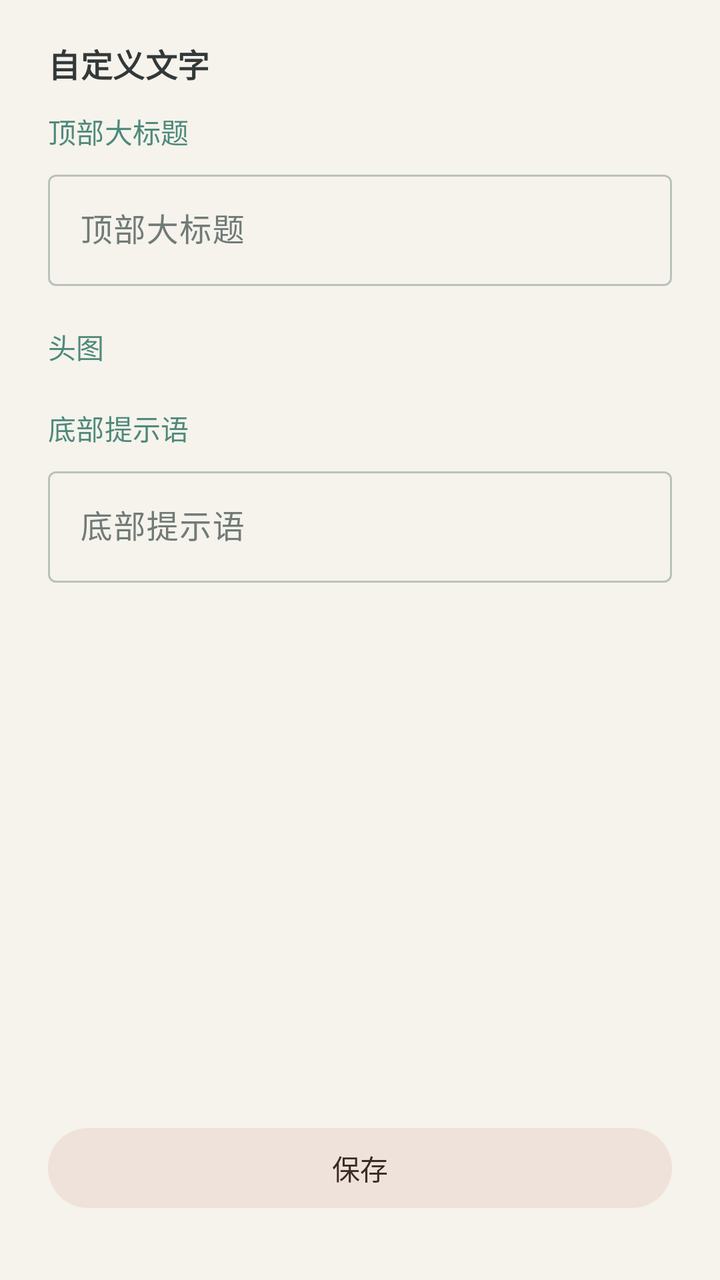
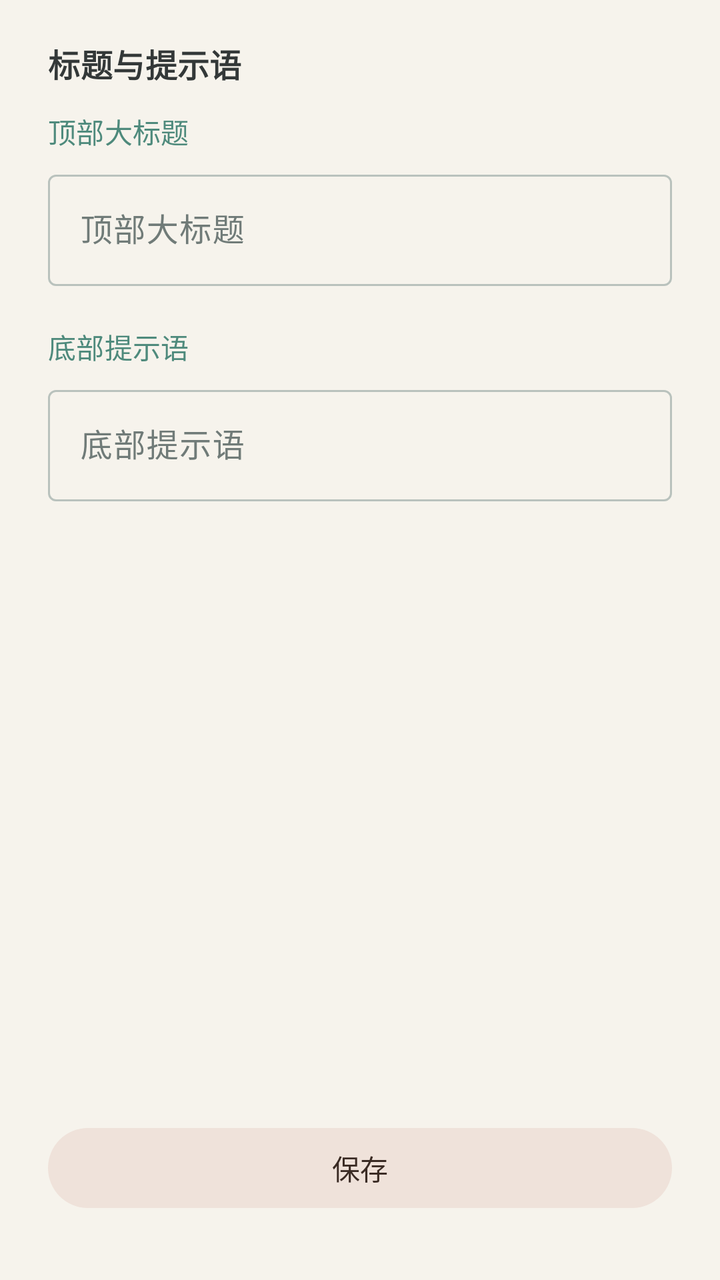

Before-and-after screenshots of an Android layout around one commit, followed by the original layout XML and the change that was made.
<!-- AndroidManifest.xml: application theme Theme.MedTracker -->
<!-- res/layout/text_settings_sheet.xml -->
<?xml version="1.0" encoding="utf-8"?>
<LinearLayout xmlns:android="http://schemas.android.com/apk/res/android"
    xmlns:app="http://schemas.android.com/apk/res-auto"
    android:layout_width="match_parent"
    android:layout_height="match_parent"
    android:orientation="vertical"
    android:paddingHorizontal="24dp"
    android:paddingTop="20dp"
    android:paddingBottom="32dp">

    <TextView
        android:layout_width="wrap_content"
        android:layout_height="wrap_content"
        android:text="@string/text_edit_title"
        android:textAppearance="?attr/textAppearanceTitleMedium"
        android:textColor="?attr/colorOnSurface"
        android:textStyle="bold" />

    <ScrollView
        android:layout_width="match_parent"
        android:layout_height="0dp"
        android:layout_marginTop="12dp"
        android:layout_weight="1"
        android:overScrollMode="never"
        android:fillViewport="true">

        <LinearLayout
            android:layout_width="match_parent"
            android:layout_height="wrap_content"
            android:orientation="vertical">

            
            <TextView
                android:layout_width="wrap_content"
                android:layout_height="wrap_content"
                android:text="@string/text_main_title_label"
                android:textAppearance="?attr/textAppearanceLabelLarge"
                android:textColor="?attr/colorPrimary" />

            <com.google.android.material.textfield.TextInputLayout
                android:layout_width="match_parent"
                android:layout_height="wrap_content"
                android:layout_marginTop="6dp"
                android:hint="@string/text_main_title_label"
                app:boxBackgroundMode="outline">

                <com.google.android.material.textfield.TextInputEditText
                    android:id="@+id/editMainTitle"
                    android:layout_width="match_parent"
                    android:layout_height="wrap_content"
                    android:inputType="text"
                    android:maxLines="1" />
            </com.google.android.material.textfield.TextInputLayout>

            
            <TextView
                android:layout_width="wrap_content"
                android:layout_height="wrap_content"
                android:layout_marginTop="20dp"
                android:text="@string/settings_header_section"
                android:textAppearance="?attr/textAppearanceLabelLarge"
                android:textColor="?attr/colorPrimary" />

            <LinearLayout
                android:id="@+id/textSlotContainer"
                android:layout_width="match_parent"
                android:layout_height="wrap_content"
                android:orientation="vertical" />

            
            <TextView
                android:layout_width="wrap_content"
                android:layout_height="wrap_content"
                android:layout_marginTop="20dp"
                android:text="@string/text_hint_label"
                android:textAppearance="?attr/textAppearanceLabelLarge"
                android:textColor="?attr/colorPrimary" />

            <com.google.android.material.textfield.TextInputLayout
                android:layout_width="match_parent"
                android:layout_height="wrap_content"
                android:layout_marginTop="6dp"
                android:hint="@string/text_hint_label"
                app:boxBackgroundMode="outline">

                <com.google.android.material.textfield.TextInputEditText
                    android:id="@+id/editHintText"
                    android:layout_width="match_parent"
                    android:layout_height="wrap_content"
                    android:inputType="text"
                    android:maxLines="1" />
            </com.google.android.material.textfield.TextInputLayout>
        </LinearLayout>
    </ScrollView>

    <com.google.android.material.button.MaterialButton
        android:id="@+id/btnSaveTexts"
        style="@style/Widget.Material3.Button.TonalButton"
        android:layout_width="match_parent"
        android:layout_height="wrap_content"
        android:layout_marginTop="12dp"
        android:text="@string/text_save"
        android:textColor="?attr/colorOnSecondaryContainer" />
</LinearLayout>
<!-- resources referenced by this layout -->
<resources>
  <string name="settings_header_section">头图</string>
  <string name="text_edit_title">自定义文字</string>
  <string name="text_hint_label">底部提示语</string>
  <string name="text_main_title_label">顶部大标题</string>
  <string name="text_save">保存</string>
  <style name="Theme.MedTracker" parent="Theme.Material3.Light.NoActionBar">
          <item name="colorPrimary">#4E8A7C</item>
          <item name="colorOnPrimary">#FFFFFF</item>
          <item name="colorPrimaryContainer">#D8EAE3</item>
          <item name="colorOnPrimaryContainer">#1E4038</item>
          <item name="colorSecondary">#A98E84</item>
          <item name="colorOnSecondary">#FFFFFF</item>
          <item name="colorSecondaryContainer">#EFE2DA</item>
          <item name="colorOnSecondaryContainer">#3A2B24</item>
          <item name="android:colorBackground">#F6F3EC</item>
          <item name="colorSurface">#FFFFFF</item>
          <item name="colorOnSurface">#333838</item>
          <item name="colorSurfaceVariant">#E3EFE9</item>
          <item name="colorOnSurfaceVariant">#707B78</item>
          <item name="colorOutline">#B9C2BD</item>
          <item name="colorOutlineVariant">#D8DCD8</item>
          <item name="gradientTop">#E7F1EC</item>
          <item name="gradientBottom">#F7F4EE</item>
          <item name="android:statusBarColor">@android:color/transparent</item>
          <item name="android:navigationBarColor">#F7F4EE</item>
          <item name="android:windowLightStatusBar">true</item>
          <item name="android:windowLightNavigationBar">true</item>
          <item name="android:windowDrawsSystemBarBackgrounds">true</item>
      </style>
</resources>

<!-- the commit's change to res/layout/text_settings_sheet.xml (unified diff, before → after) -->
@@ -11,7 +11,7 @@
     <TextView
         android:layout_width="wrap_content"
         android:layout_height="wrap_content"
-        android:text="@string/text_edit_title"
+        android:text="@string/text_edit_header"
         android:textAppearance="?attr/textAppearanceTitleMedium"
         android:textColor="?attr/colorOnSurface"
         android:textStyle="bold" />
@@ -57,21 +57,6 @@
                 android:layout_width="wrap_content"
                 android:layout_height="wrap_content"
                 android:layout_marginTop="20dp"
-                android:text="@string/settings_header_section"
-                android:textAppearance="?attr/textAppearanceLabelLarge"
-                android:textColor="?attr/colorPrimary" />
-
-            <LinearLayout
-                android:id="@+id/textSlotContainer"
-                android:layout_width="match_parent"
-                android:layout_height="wrap_content"
-                android:orientation="vertical" />
-
-            
-            <TextView
-                android:layout_width="wrap_content"
-                android:layout_height="wrap_content"
-                android:layout_marginTop="20dp"
                 android:text="@string/text_hint_label"
                 android:textAppearance="?attr/textAppearanceLabelLarge"
                 android:textColor="?attr/colorPrimary" />
<!-- resource entries referenced after the edit -->
@@ -1,7 +1,6 @@
 <!-- resources referenced by this layout -->
 <resources>
-  <string name="settings_header_section">头图</string>
-  <string name="text_edit_title">自定义文字</string>
+  <string name="text_edit_header">标题与提示语</string>
   <string name="text_hint_label">底部提示语</string>
   <string name="text_main_title_label">顶部大标题</string>
   <string name="text_save">保存</string>
